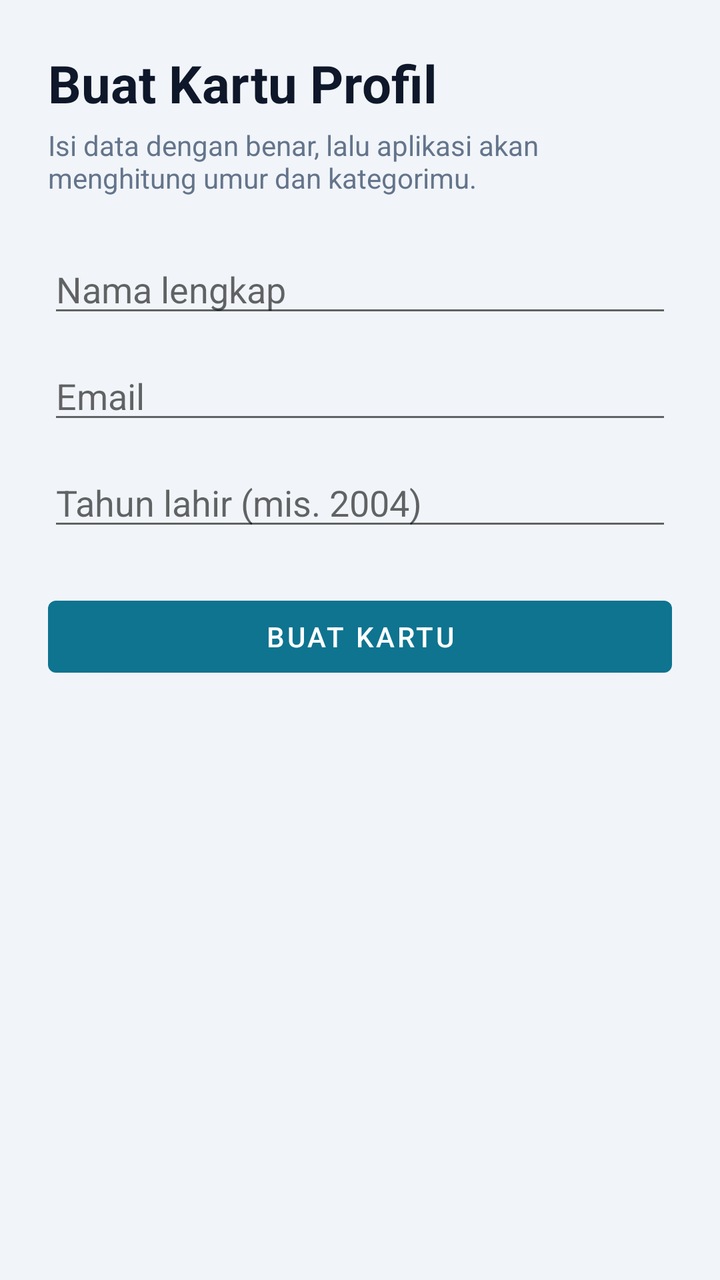
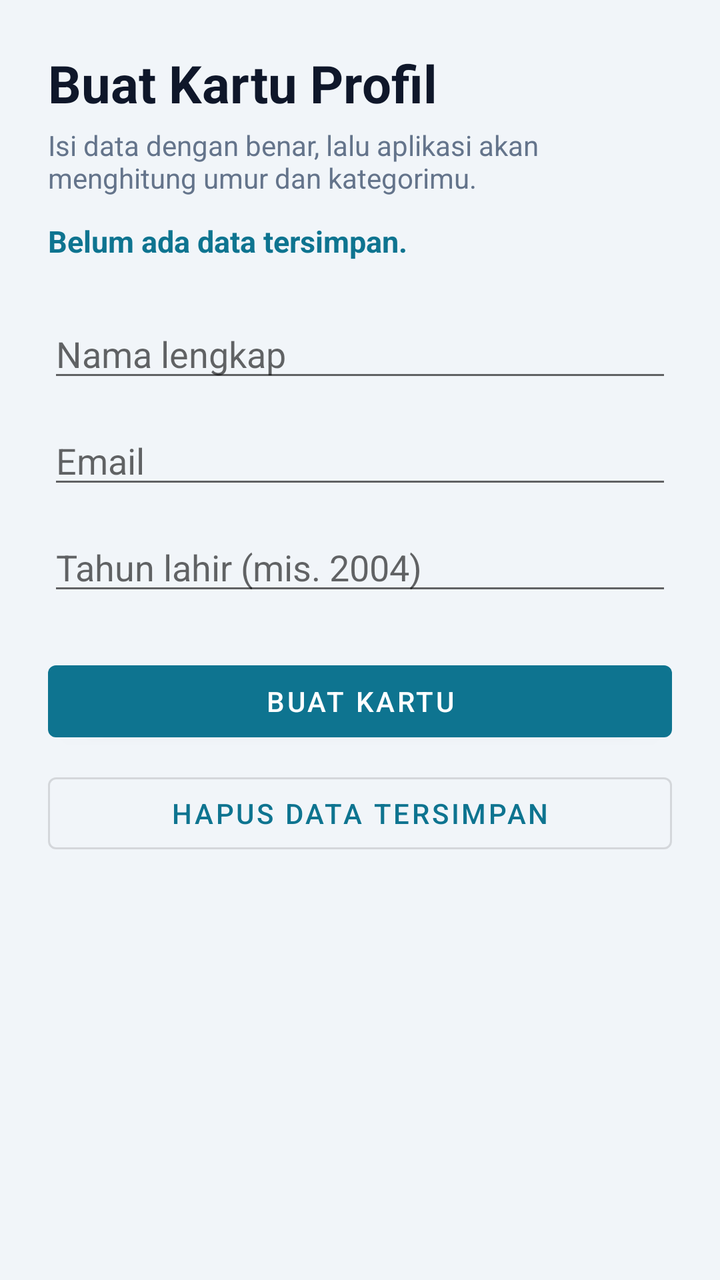

Screens rendered from an Android XML layout before and after an edit, with the pre-edit source and the edit as a unified diff.
<!-- AndroidManifest.xml: application theme Theme.KartuProfil -->
<!-- res/layout/activity_main.xml -->
<?xml version="1.0" encoding="utf-8"?>
<ScrollView xmlns:android="http://schemas.android.com/apk/res/android"
    android:layout_width="match_parent"
    android:layout_height="match_parent"
    android:fillViewport="true">

    <LinearLayout
        android:layout_width="match_parent"
        android:layout_height="wrap_content"
        android:orientation="vertical"
        android:padding="24dp">

        <TextView
            android:layout_width="wrap_content"
            android:layout_height="wrap_content"
            android:text="@string/judul_form"
            android:textColor="@color/text_main"
            android:textSize="26sp"
            android:textStyle="bold" />

        <TextView
            android:layout_width="wrap_content"
            android:layout_height="wrap_content"
            android:layout_marginTop="4dp"
            android:layout_marginBottom="24dp"
            android:text="@string/sub_form"
            android:textColor="@color/text_muted"
            android:textSize="14sp" />

        <EditText
            android:id="@+id/etNama"
            android:layout_width="match_parent"
            android:layout_height="wrap_content"
            android:hint="@string/hint_nama"
            android:importantForAutofill="no"
            android:inputType="textPersonName|textCapWords"
            android:maxLines="1" />

        <EditText
            android:id="@+id/etEmail"
            android:layout_width="match_parent"
            android:layout_height="wrap_content"
            android:layout_marginTop="12dp"
            android:hint="@string/hint_email"
            android:importantForAutofill="no"
            android:inputType="textEmailAddress"
            android:maxLines="1" />

        <EditText
            android:id="@+id/etTahunLahir"
            android:layout_width="match_parent"
            android:layout_height="wrap_content"
            android:layout_marginTop="12dp"
            android:hint="@string/hint_tahun"
            android:importantForAutofill="no"
            android:inputType="number"
            android:maxLength="4"
            android:maxLines="1" />

        <Button
            android:id="@+id/btnBuat"
            android:layout_width="match_parent"
            android:layout_height="wrap_content"
            android:layout_marginTop="24dp"
            android:text="@string/btn_buat" />

    </LinearLayout>
</ScrollView>
<!-- resources referenced by this layout -->
<resources>
  <color name="text_main">#0F172A</color>
  <color name="text_muted">#64748B</color>
  <string name="btn_buat">Buat Kartu</string>
  <string name="hint_email">Email</string>
  <string name="hint_nama">Nama lengkap</string>
  <string name="hint_tahun">Tahun lahir (mis. 2004)</string>
  <string name="judul_form">Buat Kartu Profil</string>
  <string name="sub_form">Isi data dengan benar, lalu aplikasi akan menghitung umur dan kategorimu.</string>
  <style name="Theme.KartuProfil" parent="Theme.MaterialComponents.Light.DarkActionBar">
          <item name="colorPrimary">@color/primary</item>
          <item name="colorPrimaryVariant">@color/primary_dark</item>
          <item name="colorOnPrimary">@android:color/white</item>
          <item name="colorSecondary">@color/accent</item>
          <item name="android:windowBackground">@color/bg</item>
      </style>
  <color name="primary">#0E7490</color>
  <color name="primary_dark">#0B5568</color>
  <color name="accent">#22D3EE</color>
  <color name="bg">#F1F5F9</color>
</resources>

<!-- the commit's change to res/layout/activity_main.xml (unified diff, before → after) -->
@@ -22,10 +22,21 @@
             android:layout_width="wrap_content"
             android:layout_height="wrap_content"
             android:layout_marginTop="4dp"
-            android:layout_marginBottom="24dp"
+            android:layout_marginBottom="12dp"
             android:text="@string/sub_form"
             android:textColor="@color/text_muted"
             android:textSize="14sp" />
+
+        
+        <TextView
+            android:id="@+id/tvStatus"
+            android:layout_width="match_parent"
+            android:layout_height="wrap_content"
+            android:layout_marginBottom="24dp"
+            android:text="@string/status_awal"
+            android:textColor="@color/primary"
+            android:textSize="15sp"
+            android:textStyle="bold" />
 
         <EditText
             android:id="@+id/etNama"
@@ -64,5 +75,13 @@
             android:layout_marginTop="24dp"
             android:text="@string/btn_buat" />
 
+        <Button
+            android:id="@+id/btnHapusSimpan"
+            style="@style/Widget.MaterialComponents.Button.OutlinedButton"
+            android:layout_width="match_parent"
+            android:layout_height="wrap_content"
+            android:layout_marginTop="8dp"
+            android:text="@string/btn_hapus_simpan" />
+
     </LinearLayout>
 </ScrollView>
<!-- resource entries referenced after the edit -->
@@ -3,10 +3,12 @@
   <color name="text_main">#0F172A</color>
   <color name="text_muted">#64748B</color>
   <string name="btn_buat">Buat Kartu</string>
+  <string name="btn_hapus_simpan">Hapus data tersimpan</string>
   <string name="hint_email">Email</string>
   <string name="hint_nama">Nama lengkap</string>
   <string name="hint_tahun">Tahun lahir (mis. 2004)</string>
   <string name="judul_form">Buat Kartu Profil</string>
+  <string name="status_awal">Belum ada data tersimpan.</string>
   <string name="sub_form">Isi data dengan benar, lalu aplikasi akan menghitung umur dan kategorimu.</string>
   <style name="Theme.KartuProfil" parent="Theme.MaterialComponents.Light.DarkActionBar">
           <item name="colorPrimary">@color/primary</item>
